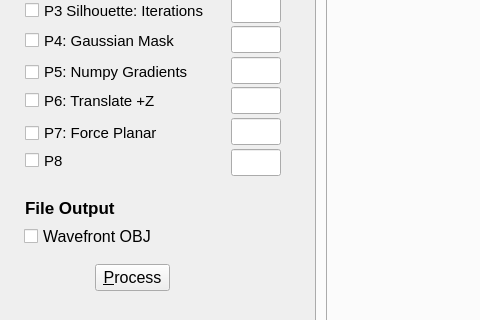
Qt form Explorer/Explorer.ui (steveknipmeyer/ModelRelief) before a commit; both pictures show x 0 to 480 and y 501 to 821 of the 1171 by 967 pixel window.
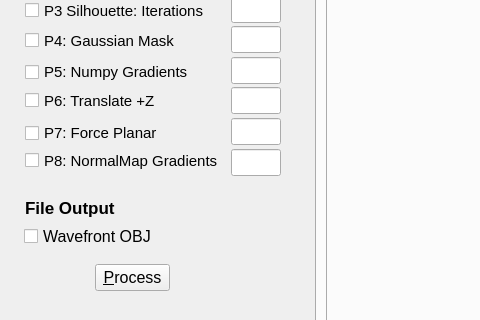
The same form after that commit. Icons and pictures are not drawn.

Commit message: Add Solver UI switch(P8) for enabling NormalMap gradients.

```diff
--- a/Explorer/Explorer.ui
+++ b/Explorer/Explorer.ui
@@ -882,7 +882,7 @@
         <rect>
          <x>16</x>
          <y>615</y>
-         <width>158</width>
+         <width>194</width>
          <height>19</height>
         </rect>
        </property>
@@ -892,7 +892,7 @@
         </font>
        </property>
        <property name="text">
-        <string>P8</string>
+        <string>P8: NormalMap Gradients</string>
        </property>
       </widget>
       <widget class="QLineEdit" name="p5LineEdit">
```
The commit also changes 7 other files.
